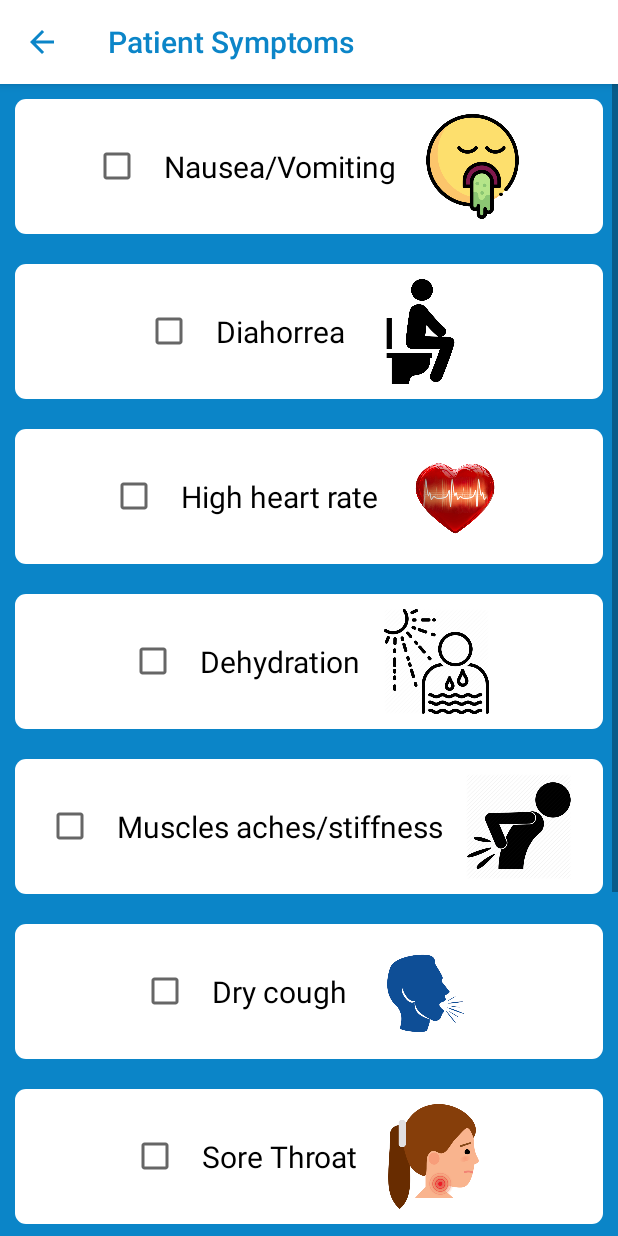
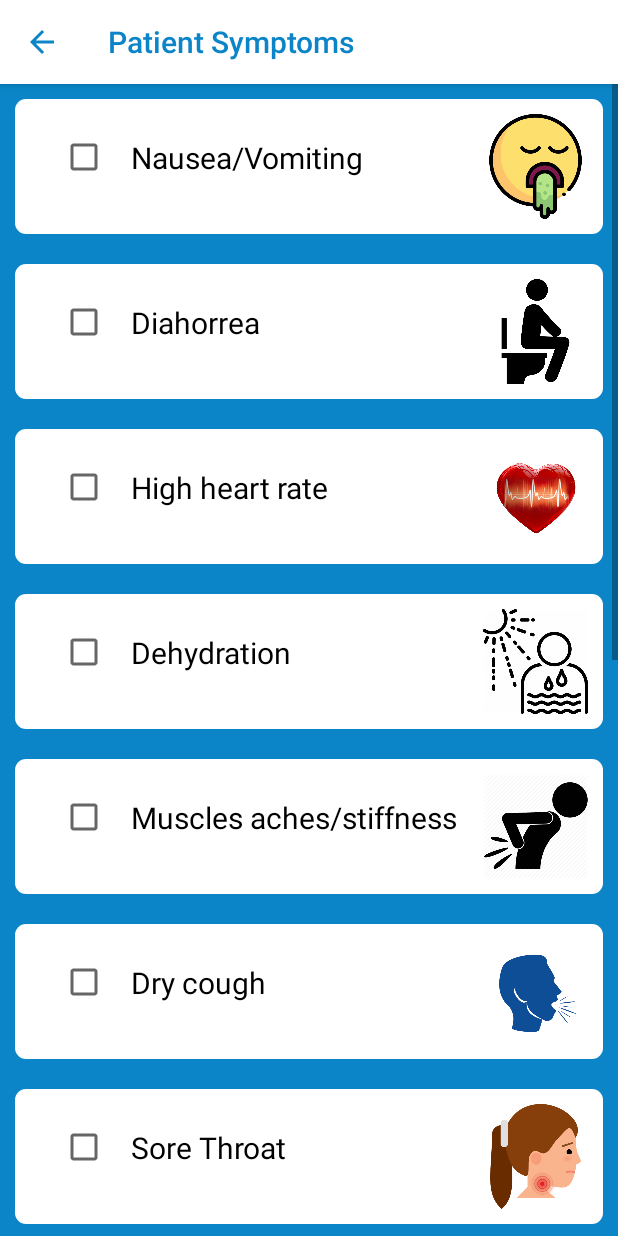
Before and after one commit to 4gp2/trocaire, an Android app: the Symptoms_input screen opened directly, with no data from a screen before it, on a phone screen of 412 x 824 dp. Run offline under Robolectric (Android 15) with nearby library versions, the light colour scheme and no system bars.

Commit message:
symptoms added

```diff
--- a/frontend_app/app/src/main/res/layout/symptoms_page.xml
+++ b/frontend_app/app/src/main/res/layout/symptoms_page.xml
@@ -11,7 +11,7 @@
         android:orientation="vertical"
         android:background="#0B85C8">
 
-        <LinearLayout
+        <FrameLayout
             android:layout_width="fill_parent"
             android:layout_height="wrap_content"
             android:orientation="horizontal"
@@ -23,16 +23,19 @@
                 android:layout_height="wrap_content"
                 android:padding="15dp"
                 android:text="@string/chk_nausea"
-                android:textSize="20sp" />
+                android:textSize="20sp"
+                android:layout_marginLeft="20dp"
+                />
             <ImageView
                 android:layout_width="70dp"
                 android:layout_height="70dp"
+                android:layout_gravity="right"
                 app:srcCompat="@drawable/nausea"/>
-        </LinearLayout>
+        </FrameLayout>
 
-        <LinearLayout
+        <FrameLayout
             android:layout_width="fill_parent"
-            android:layout_height="wrap_content"
+            android:layout_height="fill_parent"
             android:orientation="horizontal"
             style="@style/rounded_edittext_style"
             android:padding="10dp">
@@ -40,16 +43,19 @@
                 android:id="@+id/chkDiahorrea"
                 android:layout_width="wrap_content"
                 android:layout_height="wrap_content"
+                android:layout_gravity="left"
                 android:text="@string/chk_diahorrea"
                 android:textSize="20sp"
+                android:layout_marginLeft="20dp"
                 android:padding="15dp" />
             <ImageView
                 android:layout_width="70dp"
                 android:layout_height="70dp"
+                android:layout_gravity="right"
                 app:srcCompat="@drawable/diahorrea"/>
-        </LinearLayout>
+        </FrameLayout>
 
-        <LinearLayout
+        <FrameLayout
             android:layout_width="fill_parent"
             android:layout_height="wrap_content"
             android:orientation="horizontal"
@@ -61,14 +67,16 @@
                 android:layout_height="wrap_content"
                 android:text="@string/chk_heart_rate"
                 android:textSize="20sp"
+                android:layout_marginLeft="20dp"
                 android:padding="15dp"/>
             <ImageView
                 android:layout_width="70dp"
+                android:layout_gravity="right"
                 android:layout_height="70dp"
                 app:srcCompat="@drawable/heart_rate"/>
-        </LinearLayout>
+        </FrameLayout>
 
-        <LinearLayout
+        <FrameLayout
             android:layout_width="fill_parent"
             android:layout_height="wrap_content"
             android:orientation="horizontal"
@@ -80,14 +88,16 @@
                 android:layout_height="wrap_content"
                 android:text="@string/chk_dehydration"
                 android:textSize="20sp"
+                android:layout_marginLeft="20dp"
                 android:padding="15dp"/>
             <ImageView
                 android:layout_width="70dp"
                 android:layout_height="70dp"
+                android:layout_gravity="right"
                 app:srcCompat="@drawable/dehydration"/>
-        </LinearLayout>
+        </FrameLayout>
 
-        <LinearLayout
+        <FrameLayout
             android:layout_width="fill_parent"
             android:layout_height="wrap_content"
             android:orientation="horizontal"
@@ -99,14 +109,16 @@
                 android:layout_height="wrap_content"
                 android:text="@string/chk_muscle_pain"
                 android:textSize="20sp"
+                android:layout_marginLeft="20dp"
                 android:padding="15dp" />
             <ImageView
                 android:layout_width="70dp"
                 android:layout_height="70dp"
+                android:layout_gravity="right"
                 app:srcCompat="@drawable/muscle_pain"/>
-        </LinearLayout>
+        </FrameLayout>
 
-        <LinearLayout
+        <FrameLayout
             android:layout_width="fill_parent"
             android:layout_height="wrap_content"
             android:orientation="horizontal"
@@ -117,15 +129,17 @@
                 android:layout_width="wrap_content"
                 android:layout_height="wrap_content"
                 android:text="@string/chk_cough"
+                android:layout_marginLeft="20dp"
                 android:textSize="20sp"
                 android:padding="15dp"/>
             <ImageView
                 android:layout_width="70dp"
                 android:layout_height="70dp"
+                android:layout_gravity="right"
                 app:srcCompat="@drawable/dry_cough"/>
-        </LinearLayout>
+        </FrameLayout>
 
-        <LinearLayout
+        <FrameLayout
             android:layout_width="fill_parent"
             android:layout_height="wrap_content"
             android:orientation="horizontal"
@@ -137,14 +151,16 @@
                 android:layout_height="wrap_content"
                 android:text="@string/chk_sore_throat"
                 android:textSize="20sp"
+                android:layout_marginLeft="20dp"
                 android:padding="15dp" />
             <ImageView
                 android:layout_width="70dp"
                 android:layout_height="70dp"
+                android:layout_gravity="right"
                 app:srcCompat="@drawable/sore_throat"/>
-        </LinearLayout>
+        </FrameLayout>
 
-        <LinearLayout
+        <FrameLayout
             android:layout_width="fill_parent"
             android:layout_height="wrap_content"
             android:orientation="horizontal"
@@ -155,15 +171,17 @@
                 android:layout_width="wrap_content"
                 android:layout_height="wrap_content"
                 android:text="@string/chk_headache"
+                android:layout_marginLeft="20dp"
                 android:textSize="20sp"
                 android:padding="15dp" />
             <ImageView
                 android:layout_width="70dp"
                 android:layout_height="70dp"
+                android:layout_gravity="right"
                 app:srcCompat="@drawable/headache"/>
-        </LinearLayout>
+        </FrameLayout>
 
-        <LinearLayout
+        <FrameLayout
             android:layout_width="fill_parent"
             android:layout_height="wrap_content"
             android:orientation="horizontal"
@@ -174,13 +192,100 @@
                 android:layout_width="wrap_content"
                 android:layout_height="wrap_content"
                 android:text="@string/chk_rash"
+                android:layout_marginLeft="20dp"
                 android:textSize="20sp"
                 android:padding="15dp" />
             <ImageView
                 android:layout_width="70dp"
                 android:layout_height="70dp"
+                android:layout_gravity="right"
                 app:srcCompat="@drawable/rash"/>
-        </LinearLayout>
+        </FrameLayout>
+
+        <FrameLayout
+            android:layout_width="fill_parent"
+            android:layout_height="wrap_content"
+            android:orientation="horizontal"
+            style="@style/rounded_edittext_style"
+            android:padding="10dp">
+            <CheckBox
+                android:id="@+id/chkSweating"
+                android:layout_width="wrap_content"
+                android:layout_height="wrap_content"
+                android:text="@string/chk_sweating"
+                android:layout_marginLeft="20dp"
+                android:textSize="20sp"
+                android:padding="15dp" />
+            <ImageView
+                android:layout_width="70dp"
+                android:layout_height="70dp"
+                android:layout_gravity="right"
+                app:srcCompat="@drawable/sweating"/>
+        </FrameLayout>
+
+        <FrameLayout
+            android:layout_width="fill_parent"
+            android:layout_height="wrap_content"
+            android:orientation="horizontal"
+            style="@style/rounded_edittext_style"
+            android:padding="10dp">
+            <CheckBox
+                android:id="@+id/chkBloodyStools"
+                android:layout_width="wrap_content"
+                android:layout_height="wrap_content"
+                android:text="@string/chk_bloody_stools"
+                android:layout_marginLeft="20dp"
+                android:textSize="20sp"
+                android:padding="15dp" />
+            <ImageView
+                android:layout_width="70dp"
+                android:layout_height="70dp"
+                android:layout_gravity="right"
+                app:srcCompat="@drawable/bloodyStool"/>
+        </FrameLayout>
+
+        <FrameLayout
+            android:layout_width="fill_parent"
+            android:layout_height="wrap_content"
+            android:orientation="horizontal"
+            style="@style/rounded_edittext_style"
+            android:padding="10dp">
+            <CheckBox
+                android:id="@+id/chkMouthSpots"
+                android:layout_width="wrap_content"
+                android:layout_height="wrap_content"
+                android:text="@string/chk_white_spots"
+                android:layout_marginLeft="20dp"
+                android:textSize="20sp"
+                android:padding="15dp" />
+            <ImageView
+                android:layout_width="70dp"
+                android:layout_height="70dp"
+                android:layout_gravity="right"
+                app:srcCompat="@drawable/whiteSpots"/>
+        </FrameLayout>
+
+        <FrameLayout
+            android:layout_width="fill_parent"
+            android:layout_height="wrap_content"
+            android:orientation="horizontal"
+            style="@style/rounded_edittext_style"
+            android:padding="10dp">
+            <CheckBox
+                android:id="@+id/chkStiffLimbs"
+                android:layout_width="wrap_content"
+                android:layout_height="wrap_content"
+                android:text="@string/chk_stiff_limbs"
+                android:layout_marginLeft="20dp"
+                android:textSize="20sp"
+                android:padding="15dp" />
+            <ImageView
+                android:layout_width="70dp"
+                android:layout_height="70dp"
+                android:layout_gravity="right"
+                app:srcCompat="@drawable/limbs"/>
+        </FrameLayout>
+
 
         <Button
             android:id="@+id/btnSubmitSymptoms"
--- a/frontend_app/app/src/main/res/values/strings.xml
+++ b/frontend_app/app/src/main/res/values/strings.xml
@@ -13,6 +13,10 @@
     <string name="chk_sore_throat">Sore Throat</string>
     <string name="chk_headache">Headache</string>
     <string name="chk_rash">Rash</string>
+    <string name="chk_sweating">Profuse Sweating</string>
+    <string name="chk_white_spots">White spots in mouth</string>
+    <string name="chk_bloody_stools">Bloody Stools</string>
+    <string name="chk_stiff_limbs">Stiff/Tender Limbs</string>
 
 
     <string name="btn_submit_symptom">Submit</string>
```
Also changed, not shown: frontend_app/app/src/main/java/com/example/trocaire_disease_outbreak_manager/Patient_details.java (+46 -3 lines), frontend_app/app/src/main/java/com/example/trocaire_disease_outbreak_manager/Symptoms_input.java (+11 -1 lines), frontend_app/app/src/main/res/layout/patient_details.xml (+31 -13 lines), frontend_app/app/src/main/res/drawable/bloodyStool.png (added), frontend_app/app/src/main/res/drawable/limbs.png (added), frontend_app/app/src/main/res/drawable/sweating.jpg (added), frontend_app/app/src/main/res/drawable/whiteSpots.jpg (added).
